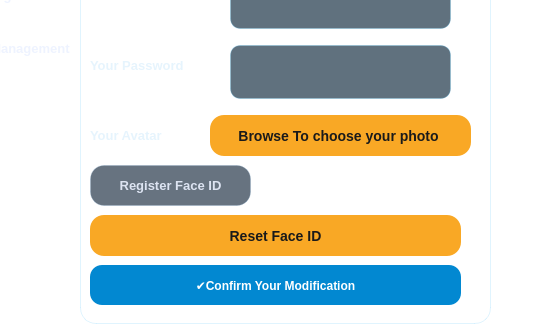
fatmaelmili/Smart-fishing-port-application, file staff CRUD/Bort.ui: the form before one commit; both pictures show x 126 to 677 and y 395 to 729 of the 1017 by 729 pixel window.
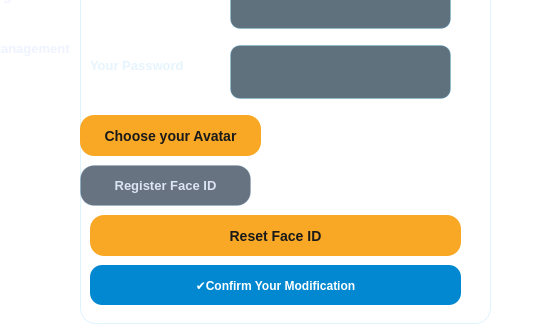
The form after the commit. The open tabs and pages were chosen to show the change. Icons and pictures are not drawn.

```diff
--- a/staff CRUD/Bort.ui
+++ b/staff CRUD/Bort.ui
@@ -10032,35 +10032,35 @@
                <widget class="QLabel" name="profile_A">
                 <property name="geometry">
                  <rect>
-                  <x>10</x>
+                  <x>190</x>
                   <y>410</y>
-                  <width>141</width>
+                  <width>201</width>
                   <height>20</height>
                  </rect>
                 </property>
                 <property name="text">
-                 <string>Your Avatar</string>
+                 <string/>
                 </property>
                </widget>
                <widget class="QPushButton" name="browbtn">
                 <property name="geometry">
                  <rect>
-                  <x>130</x>
+                  <x>0</x>
                   <y>400</y>
-                  <width>261</width>
+                  <width>181</width>
                   <height>41</height>
                  </rect>
                 </property>
                 <property name="text">
-                 <string>Browse To choose your photo </string>
+                 <string>Choose your Avatar</string>
                 </property>
                </widget>
                <widget class="QPushButton" name="backWbtn_A">
                 <property name="geometry">
                  <rect>
-                  <x>10</x>
+                  <x>0</x>
                   <y>450</y>
-                  <width>161</width>
+                  <width>171</width>
                   <height>41</height>
                  </rect>
                 </property>
```
Left out of the diff: 57 changed lines with no effect on the pictures.
